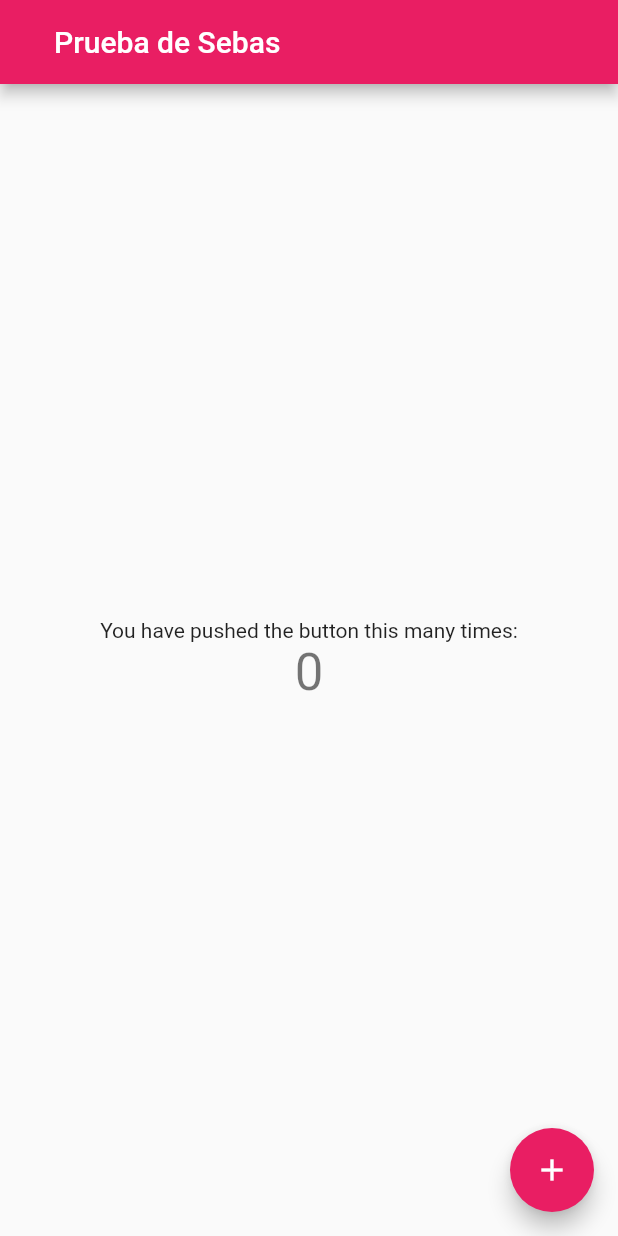
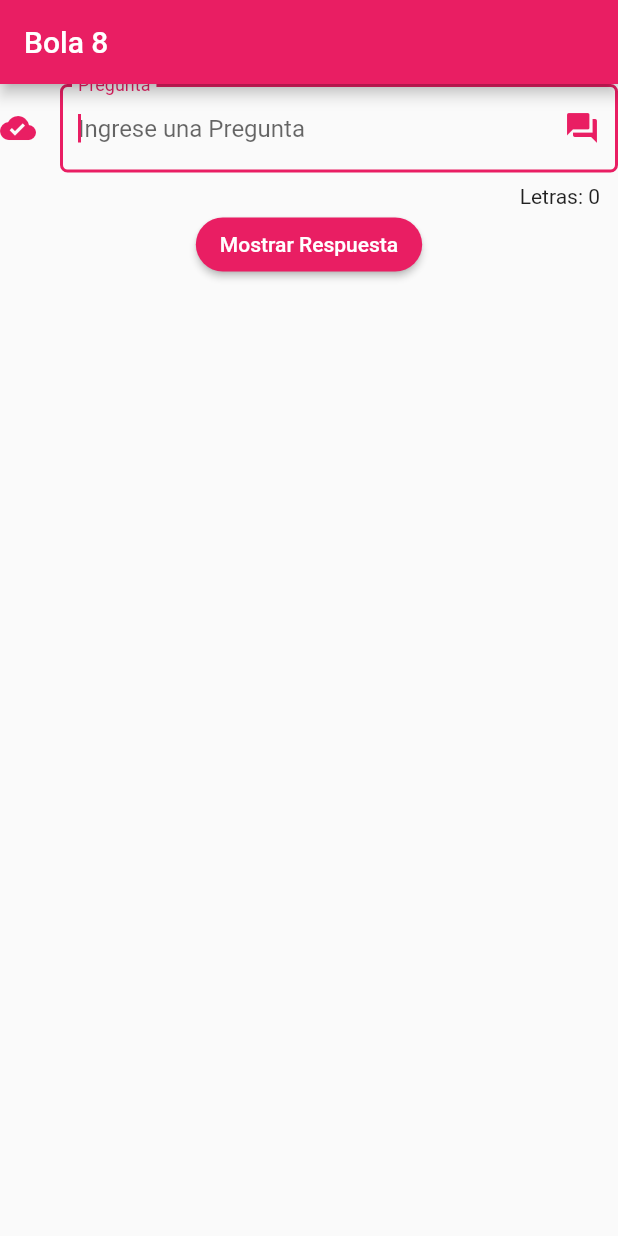
Before and after one commit to antobine/flutter-test-1, a Flutter app: the screen it shows after launch, on a phone screen of 412 x 824 dp. Run offline on Flutter 3.47's test engine with Material 2 defaults, Android fonts, the phone set to English and light mode, and no system bars.

Commit message:
Front de Seba

```diff
--- a/lib/main.dart
+++ b/lib/main.dart
@@ -1,4 +1,5 @@
 import 'package:flutter/material.dart';
+import 'package:flutter_test_1/src/pages/home.dart';
 
 void main() => runApp(MyApp());
 
@@ -10,23 +11,14 @@ class MyApp extends StatelessWidget {
       debugShowCheckedModeBanner: false,
       title: 'Flutter Demo',
       theme: ThemeData(
-        // This is the theme of your application.
-        //
-        // Try running your application with "flutter run". You'll see the
-        // application has a blue toolbar. Then, without quitting the app, try
-        // changing the primarySwatch below to Colors.green and then invoke
-        // "hot reload" (press "r" in the console where you ran "flutter run",
-        // or simply save your changes to "hot reload" in a Flutter IDE).
-        // Notice that the counter didn't reset back to zero; the application
-        // is not restarted.
         primarySwatch: Colors.pink,
       ),
-      home: MyHomePage(title: 'Prueba de Sebas'),
+      home: HomePage(),
 
     );
   }
 }
-
+/*
 class MyHomePage extends StatefulWidget {
   MyHomePage({Key key, this.title}) : super(key: key);
 
@@ -61,12 +53,7 @@ class _MyHomePageState extends State<MyHomePage> {
 
   @override
   Widget build(BuildContext context) {
-    // This method is rerun every time setState is called, for instance as done
-    // by the _incrementCounter method above.
-    //
-    // The Flutter framework has been optimized to make rerunning build methods
-    // fast, so that you can just rebuild anything that needs updating rather
-    // than having to individually change instances of widgets.
+
     return Scaffold(
       appBar: AppBar(
         // Here we take the value from the MyHomePage object that was created by
@@ -111,3 +98,4 @@ class _MyHomePageState extends State<MyHomePage> {
     );
   }
 }
+*/
--- /dev/null
+++ b/lib/src/pages/home.dart
@@ -0,0 +1,90 @@
+import 'package:flutter/material.dart';
+
+
+class HomePage extends StatefulWidget {
+  HomePage({Key key}) : super(key: key);
+
+  @override
+  _HomePageState createState() => _HomePageState();
+}
+
+
+class _HomePageState extends State<HomePage> {
+
+  String _pregunta = '';
+  final _inputPregunta  = TextEditingController() ;
+
+  @override
+  Widget build(BuildContext context) {
+
+    return Scaffold(
+      appBar: AppBar(
+         title: Text('Bola 8'),
+      ),
+      body: Center(
+
+        child: Column(
+          children: <Widget>[
+            _crearInput(),
+            _boton(),
+          ],
+
+          //margin: const EdgeInsets.all(10.0),
+         // SizedBox(width:40, height: 140,),
+          //width: 300,
+
+        ),
+
+      ),
+    );
+  }
+
+  Widget _boton(){
+    return Center(
+          child: RaisedButton(
+            child: Text ('Mostrar Respuesta'),
+            color: Colors.pink,
+            textColor: Colors.white,
+            shape: StadiumBorder(),
+            onPressed:() {
+              print(_inputPregunta);
+                //Navigator.pushNamed(context, 'respuesta', arguments: _inputPregunta);
+
+            },
+          ),
+        );
+  }
+
+
+  Widget _crearInput() {
+
+    return TextField(
+      //autocorrect: true,
+      controller: _inputPregunta,
+      autofocus: true,
+      textCapitalization: TextCapitalization.words,
+      decoration: InputDecoration(
+        border: OutlineInputBorder(
+          borderRadius: BorderRadius.circular(5)
+        ),
+        counter: Text('Letras: ${ _inputPregunta.text.length }'),
+        hintText: 'Ingrese una Pregunta',
+        labelText: 'Pregunta',
+        //helperText: 'Ingrese su Pregunta',
+        suffixIcon: Icon( Icons.question_answer),
+        icon: Icon(Icons.cloud_done)
+      ),
+
+      onChanged: (valor){
+        setState(() {
+           _pregunta = valor;
+        });
+      },
+
+
+
+
+    );
+
+  }
+}
```
